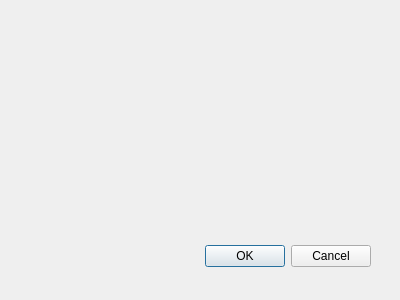
First picture: the form in polygons_from_csv/polygons_from_csv_dialog_base.ui, repository strpaw/QGIS3-Plugin-PolygonsFromCSV, before the edit.
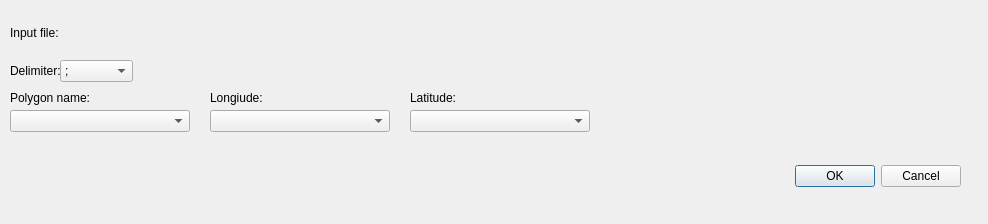
Second picture: the form after the edit. Custom widgets are drawn as their Qt base class.

Patch:
```diff
--- a/polygons_from_csv/polygons_from_csv_dialog_base.ui
+++ b/polygons_from_csv/polygons_from_csv_dialog_base.ui
@@ -1,22 +1,22 @@
 <ui version="4.0" >
  <class>PolygonsFromCSVDialogBase</class>
- <widget class="QDialog" name="PolygonsFromCSVDialogBase" >
-  <property name="geometry" >
+ <widget class="QDialog" name="PolygonsFromCSVDialogBase">
+  <property name="geometry">
    <rect>
     <x>0</x>
     <y>0</y>
-    <width>400</width>
-    <height>300</height>
+    <width>988</width>
+    <height>224</height>
    </rect>
   </property>
   <property name="windowTitle" >
    <string>PolygonsFromCSV</string>
   </property>
-  <widget class="QDialogButtonBox" name="button_box" >
-   <property name="geometry" >
+  <widget class="QDialogButtonBox" name="button_box">
+   <property name="geometry">
     <rect>
-     <x>30</x>
-     <y>240</y>
+     <x>620</x>
+     <y>160</y>
      <width>341</width>
      <height>32</height>
     </rect>
@@ -28,7 +28,139 @@
     <set>QDialogButtonBox::Cancel|QDialogButtonBox::Ok</set>
    </property>
   </widget>
+  <widget class="QgsFileWidget" name="mQgsFileWidgetInputFile">
+   <property name="geometry">
+    <rect>
+     <x>60</x>
+     <y>20</y>
+     <width>901</width>
+     <height>27</height>
+    </rect>
+   </property>
+  </widget>
+  <widget class="QLabel" name="label">
+   <property name="geometry">
+    <rect>
+     <x>10</x>
+     <y>25</y>
+     <width>51</width>
+     <height>16</height>
+    </rect>
+   </property>
+   <property name="text">
+    <string>Input file:</string>
+   </property>
+  </widget>
+  <widget class="QLabel" name="label_2">
+   <property name="geometry">
+    <rect>
+     <x>10</x>
+     <y>90</y>
+     <width>91</width>
+     <height>16</height>
+    </rect>
+   </property>
+   <property name="text">
+    <string>Polygon name:</string>
+   </property>
+  </widget>
+  <widget class="QLabel" name="label_3">
+   <property name="geometry">
+    <rect>
+     <x>210</x>
+     <y>90</y>
+     <width>55</width>
+     <height>16</height>
+    </rect>
+   </property>
+   <property name="text">
+    <string>Longiude:</string>
+   </property>
+  </widget>
+  <widget class="QLabel" name="label_4">
+   <property name="geometry">
+    <rect>
+     <x>410</x>
+     <y>90</y>
+     <width>55</width>
+     <height>16</height>
+    </rect>
+   </property>
+   <property name="text">
+    <string>Latitude:</string>
+   </property>
+  </widget>
+  <widget class="QComboBox" name="comboBoxFieldPolygonName">
+   <property name="geometry">
+    <rect>
+     <x>10</x>
+     <y>110</y>
+     <width>180</width>
+     <height>22</height>
+    </rect>
+   </property>
+  </widget>
+  <widget class="QComboBox" name="comboBoxFieldLongitude">
+   <property name="geometry">
+    <rect>
+     <x>210</x>
+     <y>110</y>
+     <width>180</width>
+     <height>22</height>
+    </rect>
+   </property>
+  </widget>
+  <widget class="QComboBox" name="comboBoxFieldLatitude">
+   <property name="geometry">
+    <rect>
+     <x>410</x>
+     <y>110</y>
+     <width>180</width>
+     <height>22</height>
+    </rect>
+   </property>
+  </widget>
+  <widget class="QLabel" name="label_5">
+   <property name="geometry">
+    <rect>
+     <x>10</x>
+     <y>63</y>
+     <width>51</width>
+     <height>16</height>
+    </rect>
+   </property>
+   <property name="text">
+    <string>Delimiter:</string>
+   </property>
+  </widget>
+  <widget class="QComboBox" name="comboBoxCSVDelimiter">
+   <property name="geometry">
+    <rect>
+     <x>60</x>
+     <y>60</y>
+     <width>73</width>
+     <height>22</height>
+    </rect>
+   </property>
+   <item>
+    <property name="text">
+     <string>;</string>
+    </property>
+   </item>
+   <item>
+    <property name="text">
+     <string>,</string>
+    </property>
+   </item>
+  </widget>
  </widget>
+ <customwidgets>
+  <customwidget>
+   <class>QgsFileWidget</class>
+   <extends>QWidget</extends>
+   <header>qgsfilewidget.h</header>
+  </customwidget>
+ </customwidgets>
  <resources/>
  <connections>
   <connection>
```
Left out of the diff: 33 changed lines with no effect on the pictures.
